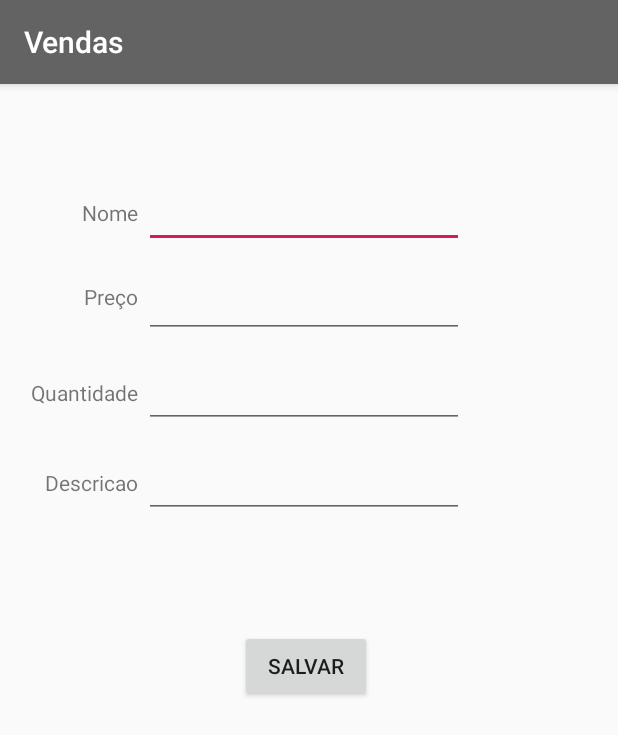
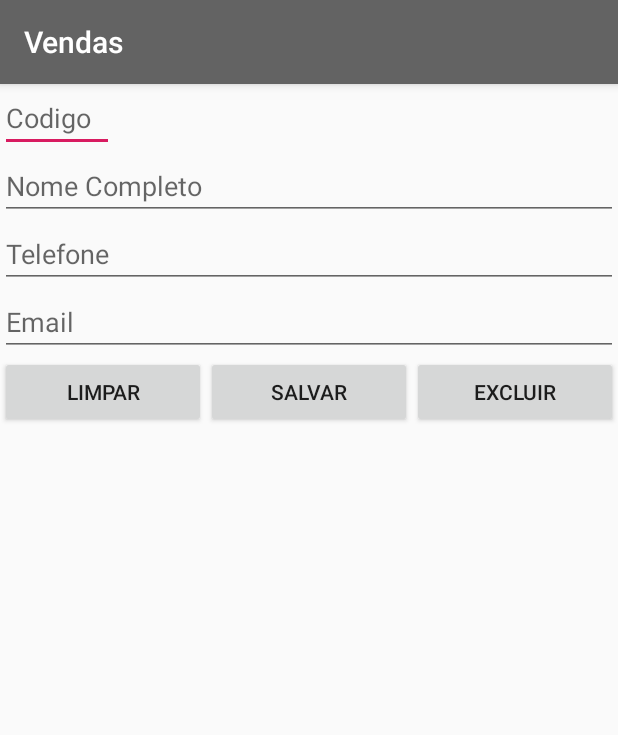
Before and after one commit to wesleygrignani/Trabalho, an Android app: the tela_vender screen opened directly, with no data from a screen before it, on a phone screen of 412 x 824 dp. Shown: the top 735 px of the screen. Run offline under Robolectric (Android 15) with nearby library versions, the phone set to English and light mode, and no system bars.

Commit message:
Adicionado Banco de dados para cliente

```diff
--- /dev/null
+++ b/app/src/main/java/com/example/trabalho/BancoDados.java
@@ -0,0 +1,90 @@
+package com.example.trabalho;
+
+import android.content.ContentValues;
+import android.content.Context;
+import android.database.Cursor;
+import android.database.sqlite.SQLiteDatabase;
+import android.database.sqlite.SQLiteOpenHelper;
+
+//classe para fazer a conexao com o banco de dados SQLite
+public class BancoDados extends SQLiteOpenHelper {
+
+
+    private static final int VERSAO_BANCO = 1;
+    private static final String BANCO_CLIENTE = "bd_clientes";
+
+    private static final String TABELA_CLIENTE = "tb_clientes";
+    private static final String COLUNA_CODIGO = "codigo";
+    private static final String COLUNA_NOME = "nome";
+    private static final String COLUNA_TELEFONE = "telefone";
+    private static final String COLUNA_EMAIL = "email";
+
+
+
+    public BancoDados(Context context) {
+
+        super(context, BANCO_CLIENTE,null, VERSAO_BANCO);
+    }
+
+    @Override
+    public void onCreate(SQLiteDatabase db) {
+        String QUERY_COLUNA = "CREATE TABLE " + TABELA_CLIENTE + "("
+                + COLUNA_CODIGO + " INTEGER PRIMARY KEY, " + COLUNA_NOME + " TEXT, " +
+                COLUNA_TELEFONE + " TEXT, " + COLUNA_EMAIL + " TEXT)";
+
+        db.execSQL(QUERY_COLUNA);
+    }
+
+    @Override
+    public void onUpgrade(SQLiteDatabase db, int oldVersion, int newVersion) {
+
+    }
+
+    void addCliente(Cliente cliente){
+
+        SQLiteDatabase db = this.getWritableDatabase();
+
+        ContentValues values = new ContentValues();
+
+        values.put(COLUNA_NOME,cliente.getNome());
+        values.put(COLUNA_TELEFONE,cliente.getTelefone());
+        values.put(COLUNA_EMAIL,cliente.getEmail());
+
+        db.insert(TABELA_CLIENTE,null,values);
+
+        db.close();
+    }
+
+    void apagarCliente(Cliente cliente){
+
+        SQLiteDatabase db = this.getWritableDatabase();
+
+        db.delete(TABELA_CLIENTE,COLUNA_CODIGO + " = ?", new String[]{String.valueOf(cliente.getCodigo())});
+
+        db.close();
+
+    }
+
+    Cliente selecionarCLiente(int codigo){
+
+        SQLiteDatabase db = this.getReadableDatabase();
+
+        Cursor cursor = db.query(TABELA_CLIENTE, new String[] {COLUNA_CODIGO,COLUNA_NOME,COLUNA_TELEFONE,COLUNA_EMAIL},COLUNA_CODIGO + " = ?",
+                new String[] {String.valueOf(codigo)},null,null,null,null);
+
+        if(cursor != null){
+            cursor.moveToFirst();
+        }
+
+        Cliente cliente1 = new Cliente();
+        cliente1.setCodigo(Integer.parseInt(cursor.getString(0)));
+        cliente1.setNome(cursor.getString(1));
+        cliente1.setTelefone(cursor.getString(2));
+        cliente1.setEmail(cursor.getString(3));
+
+        return cliente1;
+
+
+    }
+
+}
--- /dev/null
+++ b/app/src/main/java/com/example/trabalho/Cliente.java
@@ -0,0 +1,43 @@
+package com.example.trabalho;
+
+public class Cliente {
+
+    private String nome;
+    private String email;
+    private int codigo;
+    private String telefone;
+
+
+
+    public String getNome() {
+        return nome;
+    }
+
+    public void setNome(String nome) {
+        this.nome = nome;
+    }
+
+    public String getEmail() {
+        return email;
+    }
+
+    public void setEmail(String email) {
+        this.email = email;
+    }
+
+    public int getCodigo() {
+        return codigo;
+    }
+
+    public void setCodigo(int codigo) {
+        this.codigo = codigo;
+    }
+
+    public String getTelefone() {
+        return telefone;
+    }
+
+    public void setTelefone(String telefone) {
+        this.telefone = telefone;
+    }
+}
--- a/app/src/main/java/com/example/trabalho/MainActivity.java
+++ b/app/src/main/java/com/example/trabalho/MainActivity.java
@@ -3,14 +3,19 @@ package com.example.trabalho;
 import android.content.Intent;
 import android.support.v7.app.AppCompatActivity;
 import android.os.Bundle;
+import android.util.Log;
 import android.view.View;
+import android.widget.Toast;
 
 public class MainActivity extends AppCompatActivity {
 
     @Override
     protected void onCreate(Bundle savedInstanceState) {
+
         super.onCreate(savedInstanceState);
         setContentView(R.layout.activity_main);
+
+        //Toast.makeText(MainActivity.this,"Inserido com sucesso",Toast.LENGTH_LONG).show();
     }
 
     public void abrirTelaVendas(View view){
--- a/app/src/main/java/com/example/trabalho/tela_vender.java
+++ b/app/src/main/java/com/example/trabalho/tela_vender.java
@@ -5,20 +5,34 @@ import android.support.annotation.Nullable;
 import android.support.v7.app.AppCompatActivity;
 import android.view.View;
 import android.widget.EditText;
+import android.widget.ListView;
 import android.widget.TextView;
 
 import java.util.ArrayList;
 
 public class tela_vender extends AppCompatActivity {
+
+    EditText editCodigo,editNome,editEmail,editTelefone;
+    ListView listViewClientes;
+
     @Override
+
     protected void onCreate(@Nullable Bundle savedInstaceState){
 
         super.onCreate(savedInstaceState);
         setContentView(R.layout.activity_vender);
 
+        editCodigo = (EditText) findViewById(R.id.edit_codigo);
+        editNome = (EditText)findViewById(R.id.edit_nome);
+        editEmail = (EditText)findViewById(R.id.edit_email);
+        editTelefone = (EditText)findViewById(R.id.edit_telefone);
+
+        listViewClientes = (ListView)findViewById(R.id.listview_clientes);
+
     }
+    /*
+    public void salvarInformacoes(View view){
 
-    public void salvarInformacoes(View view){
 //        Produto p = new Produto();
 //
 //        ArrayList<Produto> lista = new ArrayList<>();
@@ -40,5 +54,7 @@ public class tela_vender extends AppCompatActivity {
 //        TextView e2 = (TextView) findViewById(R.id.textView);
 //        e2.setText(p.getNome() +  Float.toString(p.getPreco_unitario()));
 
-    }
+    }*/
+
+
 }
--- a/app/src/main/res/layout/activity_vender.xml
+++ b/app/src/main/res/layout/activity_vender.xml
@@ -1,129 +1,73 @@
 <?xml version="1.0" encoding="utf-8"?>
-<android.support.constraint.ConstraintLayout xmlns:android="http://schemas.android.com/apk/res/android"
-    xmlns:app="http://schemas.android.com/apk/res-auto"
+<LinearLayout
+    xmlns:android="http://schemas.android.com/apk/res/android"
     xmlns:tools="http://schemas.android.com/tools"
     android:layout_width="match_parent"
-    android:layout_height="match_parent">
+    android:layout_height="match_parent"
+    android:orientation="vertical">
 
     <EditText
-        android:id="@+id/text_nome"
-        android:layout_width="wrap_content"
+        android:id="@+id/edit_codigo"
+        android:layout_width="76dp"
         android:layout_height="wrap_content"
-        android:layout_marginStart="96dp"
-        android:layout_marginLeft="96dp"
-        android:layout_marginTop="64dp"
-        android:autofillHints=""
         android:ems="10"
-        android:inputType="textPersonName"
-        app:layout_constraintStart_toStartOf="parent"
-        app:layout_constraintTop_toTopOf="parent" />
+        android:hint="Codigo"
+        android:inputType="number" />
 
     <EditText
-        android:id="@+id/text_quantidade"
-        android:layout_width="wrap_content"
+        android:id="@+id/edit_nome"
+        android:layout_width="match_parent"
         android:layout_height="wrap_content"
-        android:layout_marginStart="96dp"
-        android:layout_marginLeft="96dp"
-        android:layout_marginTop="184dp"
         android:ems="10"
-        android:importantForAutofill="no"
-        android:inputType="number"
-        app:layout_constraintStart_toStartOf="parent"
-        app:layout_constraintTop_toTopOf="parent" />
+        android:hint="Nome Completo"
+        android:inputType="textPersonName" />
 
     <EditText
-        android:id="@+id/text_preco"
-        android:layout_width="wrap_content"
+        android:id="@+id/edit_telefone"
+        android:layout_width="match_parent"
         android:layout_height="wrap_content"
-        android:layout_marginStart="96dp"
-        android:layout_marginLeft="96dp"
-        android:layout_marginTop="124dp"
         android:ems="10"
-        android:inputType="number"
-        app:layout_constraintStart_toStartOf="parent"
-        app:layout_constraintTop_toTopOf="parent" />
-
-    <Button
-        android:id="@+id/btn_salvar"
-        android:layout_width="wrap_content"
-        android:layout_height="wrap_content"
-        android:layout_marginStart="160dp"
-        android:layout_marginLeft="160dp"
-        android:layout_marginTop="364dp"
-        android:onClick="salvarInformacoes"
-        android:text="Salvar"
-        app:layout_constraintStart_toStartOf="parent"
-        app:layout_constraintTop_toTopOf="parent" />
+        android:hint="Telefone"
+        android:inputType="phone" />
 
     <EditText
-        android:id="@+id/text_descricao"
-        android:layout_width="wrap_content"
+        android:id="@+id/edit_email"
+        android:layout_width="match_parent"
         android:layout_height="wrap_content"
-        android:layout_marginStart="96dp"
-        android:layout_marginLeft="96dp"
-        android:layout_marginTop="244dp"
         android:ems="10"
-        android:gravity="start|top"
-        android:inputType="textMultiLine"
-        app:layout_constraintStart_toStartOf="parent"
-        app:layout_constraintTop_toTopOf="parent" />
+        android:hint="Email"
+        android:inputType="textEmailAddress" />
 
-    <TextView
-        android:id="@+id/textView"
-        android:layout_width="232dp"
-        android:layout_height="137dp"
-        android:layout_marginStart="89dp"
-        android:layout_marginLeft="89dp"
-        android:layout_marginEnd="90dp"
-        android:layout_marginRight="90dp"
-        android:layout_marginBottom="136dp"
-        app:layout_constraintBottom_toBottomOf="parent"
-        app:layout_constraintEnd_toEndOf="parent"
-        app:layout_constraintHorizontal_bias="0.0"
-        app:layout_constraintStart_toStartOf="parent" />
+    <LinearLayout
+        android:layout_width="match_parent"
+        android:layout_height="wrap_content"
+        android:orientation="horizontal">
 
-    <TextView
-        android:id="@+id/textView2"
-        android:layout_width="wrap_content"
-        android:layout_height="wrap_content"
-        android:layout_marginTop="76dp"
-        android:layout_marginEnd="4dp"
-        android:layout_marginRight="4dp"
-        android:text="Nome"
-        app:layout_constraintEnd_toStartOf="@+id/text_nome"
-        app:layout_constraintTop_toTopOf="parent" />
+        <Button
+            android:id="@+id/btn_limpar"
+            android:layout_width="wrap_content"
+            android:layout_height="wrap_content"
+            android:layout_weight="1"
+            android:text="Limpar" />
 
-    <TextView
-        android:id="@+id/textView3"
-        android:layout_width="wrap_content"
-        android:layout_height="wrap_content"
-        android:layout_marginTop="132dp"
-        android:layout_marginEnd="4dp"
-        android:layout_marginRight="4dp"
-        android:text="Preço"
-        app:layout_constraintEnd_toStartOf="@+id/text_preco"
-        app:layout_constraintTop_toTopOf="parent" />
+        <Button
+            android:id="@+id/btn_salvar"
+            android:layout_width="wrap_content"
+            android:layout_height="wrap_content"
+            android:layout_weight="1"
+            android:text="Salvar" />
 
-    <TextView
-        android:id="@+id/textView4"
-        android:layout_width="wrap_content"
-        android:layout_height="wrap_content"
-        android:layout_marginTop="196dp"
-        android:layout_marginEnd="4dp"
-        android:layout_marginRight="4dp"
-        android:text="Quantidade"
-        app:layout_constraintEnd_toStartOf="@+id/text_quantidade"
-        app:layout_constraintTop_toTopOf="parent" />
+        <Button
+            android:id="@+id/btn_excluir"
+            android:layout_width="wrap_content"
+            android:layout_height="wrap_content"
+            android:layout_weight="1"
+            android:text="Excluir" />
+    </LinearLayout>
 
-    <TextView
-        android:id="@+id/textView5"
-        android:layout_width="wrap_content"
-        android:layout_height="wrap_content"
-        android:layout_marginTop="256dp"
-        android:layout_marginEnd="4dp"
-        android:layout_marginRight="4dp"
-        android:text="Descricao"
-        app:layout_constraintEnd_toStartOf="@+id/text_descricao"
-        app:layout_constraintTop_toTopOf="parent" />
+    <ListView
+        android:id="@+id/listview_clientes"
+        android:layout_width="match_parent"
+        android:layout_height="match_parent" />
 
-</android.support.constraint.ConstraintLayout>
+</LinearLayout>
--- a/app/src/main/res/layout/linhalistview.xml
+++ b/app/src/main/res/layout/linhalistview.xml
@@ -62,4 +62,5 @@
         app:layout_constraintStart_toStartOf="parent"
         app:layout_constraintTop_toTopOf="parent"
         app:srcCompat="@mipmap/ic_launcher" />
+
 </android.support.constraint.ConstraintLayout>
```
Also changed, not shown: app/src/main/java/com/example/trabalho/tela_comprar.java (line endings or trailing spaces).
